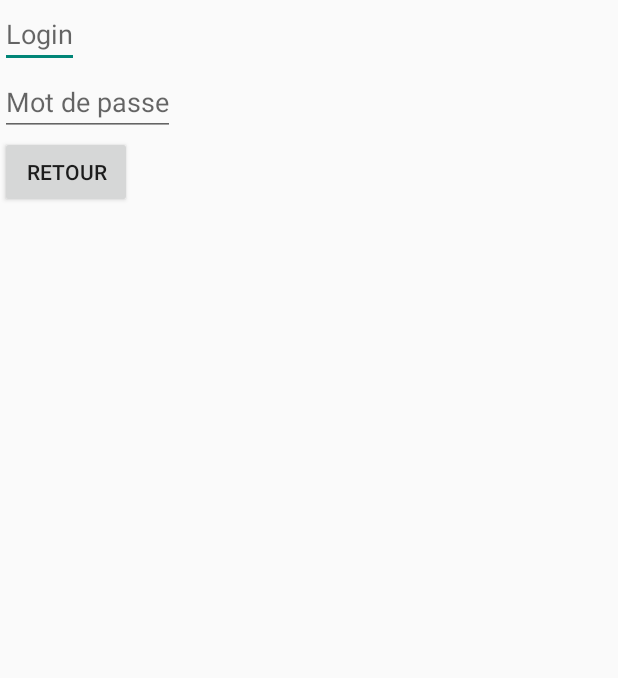
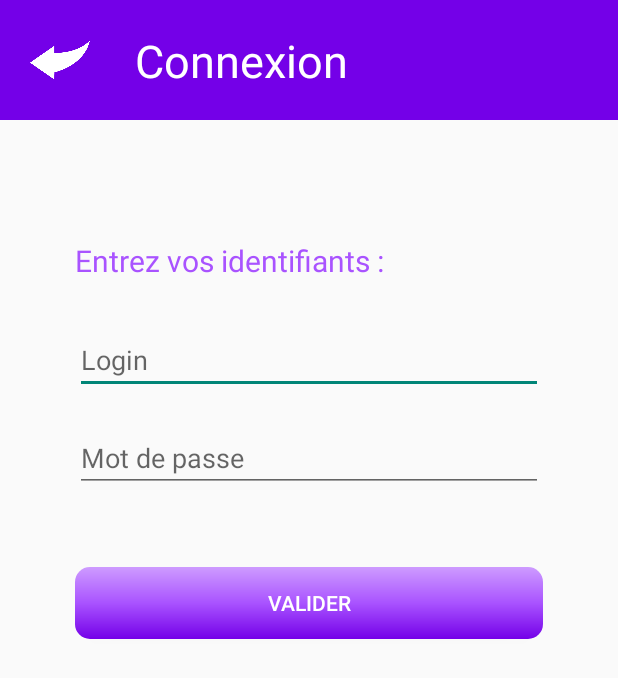
Before and after one commit to FlooneClife/ecole_en_ligne, an Android app: the Connexion_eleve screen opened directly, with no data from a screen before it, on a phone screen of 412 x 824 dp. Shown: the top 678 px of the screen. Run offline under Robolectric (Android 15) with nearby library versions, the phone set to English and light mode, and no system bars.

Commit message:
Design inscription élève
Mise en page de la page d'inscription (élève).
Ref : #1 #3

```diff
--- a/app/src/main/java/com/example/ecole_en_ligne/Connexion_eleve.java
+++ b/app/src/main/java/com/example/ecole_en_ligne/Connexion_eleve.java
@@ -4,16 +4,20 @@ import android.content.Intent;
 import android.os.Bundle;
 import android.view.View;
 import android.widget.Button;
+import android.widget.ImageView;
 
 import androidx.appcompat.app.AppCompatActivity;
 
 public class Connexion_eleve extends AppCompatActivity {
+
+    ImageView retour;
+
     @Override
     protected void onCreate(Bundle savedInstanceState) {
         super.onCreate(savedInstanceState);
         setContentView(R.layout.connexion_eleve);
 
-        Button retour = (Button) findViewById(R.id.retour);
+        retour = findViewById(R.id.retour);
 
         retour.setOnClickListener(new View.OnClickListener() {
             @Override
--- a/app/src/main/res/layout/activity_main.xml
+++ b/app/src/main/res/layout/activity_main.xml
@@ -3,7 +3,6 @@
 <RelativeLayout xmlns:android="http://schemas.android.com/apk/res/android"
     android:layout_width="wrap_content"
     android:layout_height="wrap_content"
-    android:forceDarkAllowed="false"
     android:orientation="vertical" >
 
     <LinearLayout
@@ -80,18 +79,20 @@
             <TextView
                 android:layout_width="wrap_content"
                 android:layout_height="wrap_content"
+                android:layout_gravity="center"
                 android:layout_marginVertical="20dp"
+                android:fontFamily="@font/merienda"
+                android:textStyle="bold"
                 android:text="@string/nom_ecole"
-                android:textSize="40dp"
-                android:layout_gravity="center"
-                android:textColor="@color/x_orange150" />
+                android:textColor="@color/x_orange150"
+                android:textSize="40dp" />
 
             <TextView
                 android:layout_width="wrap_content"
                 android:layout_height="wrap_content"
+                android:text="@string/classes"
                 android:textColor="@color/x_orange100"
-                android:textSize="20dp"
-                android:text="@string/classes"/>
+                android:textSize="20dp" />
 
             <Spinner
                 android:layout_width="wrap_content"
--- a/app/src/main/res/layout/connexion_eleve.xml
+++ b/app/src/main/res/layout/connexion_eleve.xml
@@ -1,25 +1,74 @@
 <?xml version="1.0" encoding="utf-8"?>
-<LinearLayout
-    xmlns:android="http://schemas.android.com/apk/res/android" android:layout_width="match_parent"
+
+<RelativeLayout xmlns:android="http://schemas.android.com/apk/res/android"
+    android:layout_width="match_parent"
     android:layout_height="match_parent"
     android:orientation="vertical">
 
+    <RelativeLayout
+        android:id="@+id/header"
+        android:layout_width="match_parent"
+        android:layout_height="80dp"
+        android:padding="20dp"
+        android:orientation="horizontal"
+        android:background="@color/x_purple100" >
+
+        <ImageView
+            android:id="@+id/retour"
+            android:layout_width="40dp"
+            android:layout_height="wrap_content"
+            android:layout_marginRight="30dp"
+            android:src="@drawable/arrow_back"
+            android:clickable="true" />
+
+        <TextView
+            android:layout_width="match_parent"
+            android:layout_height="match_parent"
+            android:text="@string/connexion"
+            android:layout_toRightOf="@id/retour"
+            android:textSize="30dp"
+            android:textColor="@color/white" />
+
+    </RelativeLayout>
+
+    <LinearLayout
+        android:layout_width="match_parent"
+        android:layout_height="match_parent"
+        android:orientation="vertical"
+        android:padding="50dp"
+        android:layout_below="@id/header" >
+
+        <TextView
+            android:layout_width="match_parent"
+            android:layout_height="wrap_content"
+            android:layout_marginVertical="30dp"
+            android:text="Entrez vos identifiants :"
+            android:textSize="20dp"
+            android:textColor="@color/x_purple150" />
+
         <EditText
             android:id="@+id/login"
-        android:layout_width="wrap_content"
+            android:layout_width="match_parent"
             android:layout_height="wrap_content"
-        android:hint="@string/login"/>
+            android:layout_marginBottom="20dp"
+            android:hint="@string/login" />
 
         <EditText
             android:id="@+id/mdp"
-        android:layout_width="wrap_content"
+            android:layout_width="match_parent"
             android:layout_height="wrap_content"
-        android:hint="@string/mdp"/>
+            android:layout_marginBottom="50dp"
+            android:hint="@string/mdp"
+            android:inputType="textPassword" />
 
         <Button
-        android:id="@+id/retour"
-        android:layout_width="wrap_content"
+            android:id="@+id/valider"
+            android:layout_width="match_parent"
             android:layout_height="wrap_content"
-        android:text="@string/retour"/>
+            android:text="@string/valider"
+            android:background="@drawable/button_purple_gradient"
+            android:textColor="@color/white" />
 
     </LinearLayout>
+
+</RelativeLayout>
--- a/app/src/main/res/values/strings.xml
+++ b/app/src/main/res/values/strings.xml
@@ -1,4 +1,7 @@
 <resources>
+    <!-- Xerneas' fonts! -->
+    <!-- merienda -->
+
     <string name="app_name">ecole_en_ligne</string>
     <string name="nom_ecole">Collège Xerneas</string>
     <string name="propos">À propos</string>
--- a/app/src/main/res/values/themes.xml
+++ b/app/src/main/res/values/themes.xml
@@ -8,14 +8,12 @@
         <item name="colorPrimary">@color/x_purple100</item>
         <item name="colorPrimaryVariant">@color/x_purple150</item>
         <item name="colorPrimaryDark">@color/x_purple050</item>
+        <item name="colorOnPrimary">@color/white</item>
 
         <!-- Secondary brand color. -->
         <item name="colorSecondary">@color/x_orange150</item>
         <item name="colorSecondaryVariant">@color/x_orange200</item>
-        <item name="colorOnPrimary">@color/white</item>
         <item name="colorOnSecondary">@color/black</item>
-
-        <!-- Customize your theme here. -->
 
     </style>
 
```
Also changed, not shown: app/src/main/res/drawable/arrow_back.png (added), app/src/main/res/font/merienda.ttf (added). Lines whose indentation alone changed are shown as unchanged.
